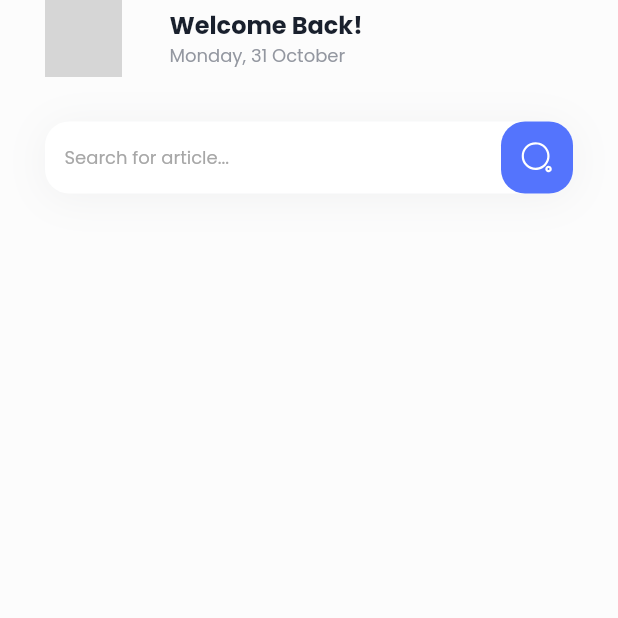
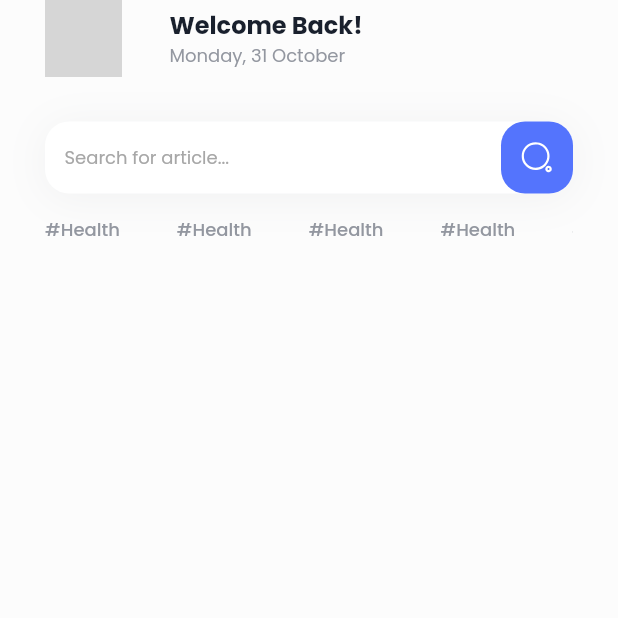
Before and after one commit to Justin-Bolivar/Travel_News_App, a Flutter app: the screen it shows after launch, on a phone screen of 412 x 824 dp, the top half of it. Run offline on Flutter 3.47's test engine with Material 2 defaults, Android fonts, the phone set to English and light mode, and no system bars; our stand-ins replace flutter_svg, google_fonts; network calls fail; grey boxes are pictures that could not be loaded.

Commit message:
categories added

```diff
--- a/lib/main.dart
+++ b/lib/main.dart
@@ -128,6 +128,31 @@ class HomeScreen extends StatelessWidget {
               ],
             ),
           ),
+          const SizedBox(
+            height: 15,
+          ),
+          SizedBox(
+            height: 14,
+            child: ListView.builder(
+              scrollDirection: Axis.horizontal,
+              itemCount: 10,
+              shrinkWrap: true,
+              itemBuilder: (context, index) {
+                return Padding(
+                  padding: const EdgeInsets.only(
+                    right: 38,
+                  ),
+                  child: Text(
+                    '#Health',
+                    style: kPoppinsMedium.copyWith(
+                      color: kGrey,
+                      fontSize: 12,
+                    ),
+                  ),
+                );
+              },
+            ),
+          ),
         ],
       ),
     );
```
